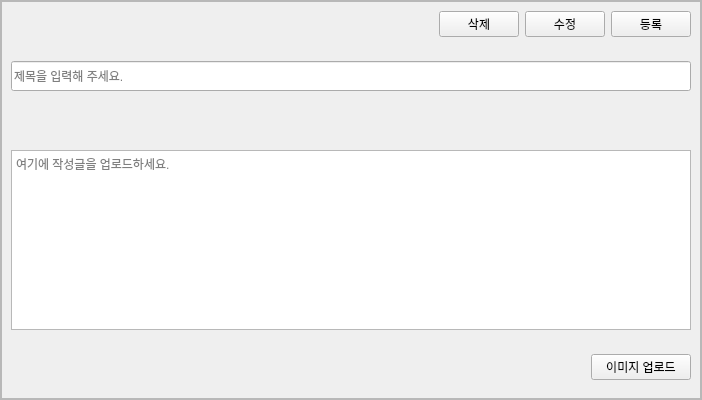
The window that UI/UI_board_write.ui (guaba98/class_album) describes before a commit, drawn with Qt 5.
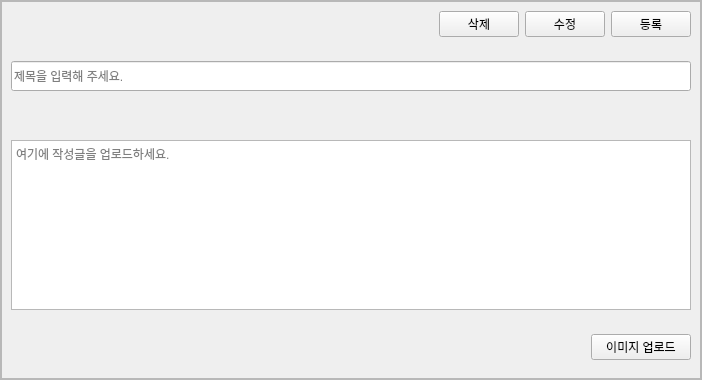
The same window after the commit.

Patch:
```diff
--- a/UI/UI_board_write.ui
+++ b/UI/UI_board_write.ui
@@ -7,9 +7,15 @@
     <x>0</x>
     <y>0</y>
     <width>702</width>
-    <height>400</height>
+    <height>380</height>
    </rect>
   </property>
+  <property name="sizePolicy">
+   <sizepolicy hsizetype="Preferred" vsizetype="Expanding">
+    <horstretch>0</horstretch>
+    <verstretch>0</verstretch>
+   </sizepolicy>
+  </property>
   <property name="minimumSize">
    <size>
     <width>0</width>
@@ -84,9 +90,15 @@
         <x>0</x>
         <y>0</y>
         <width>700</width>
-        <height>398</height>
+        <height>378</height>
        </rect>
       </property>
+      <property name="sizePolicy">
+       <sizepolicy hsizetype="Preferred" vsizetype="Expanding">
+        <horstretch>0</horstretch>
+        <verstretch>0</verstretch>
+       </sizepolicy>
+      </property>
       <layout class="QVBoxLayout" name="verticalLayout_2">
        <property name="leftMargin">
         <number>0</number>
@@ -234,6 +246,9 @@
                <property name="orientation">
                 <enum>Qt::Vertical</enum>
                </property>
+               <property name="sizeType">
+                <enum>QSizePolicy::Preferred</enum>
+               </property>
                <property name="sizeHint" stdset="0">
                 <size>
                  <width>20</width>
@@ -274,7 +289,7 @@
                </property>
                <property name="sizeHint" stdset="0">
                 <size>
-                 <width>575</width>
+                 <width>40</width>
                  <height>20</height>
                 </size>
                </property>
```
Left out of the diff: 2 changed lines with no effect on the pictures.
